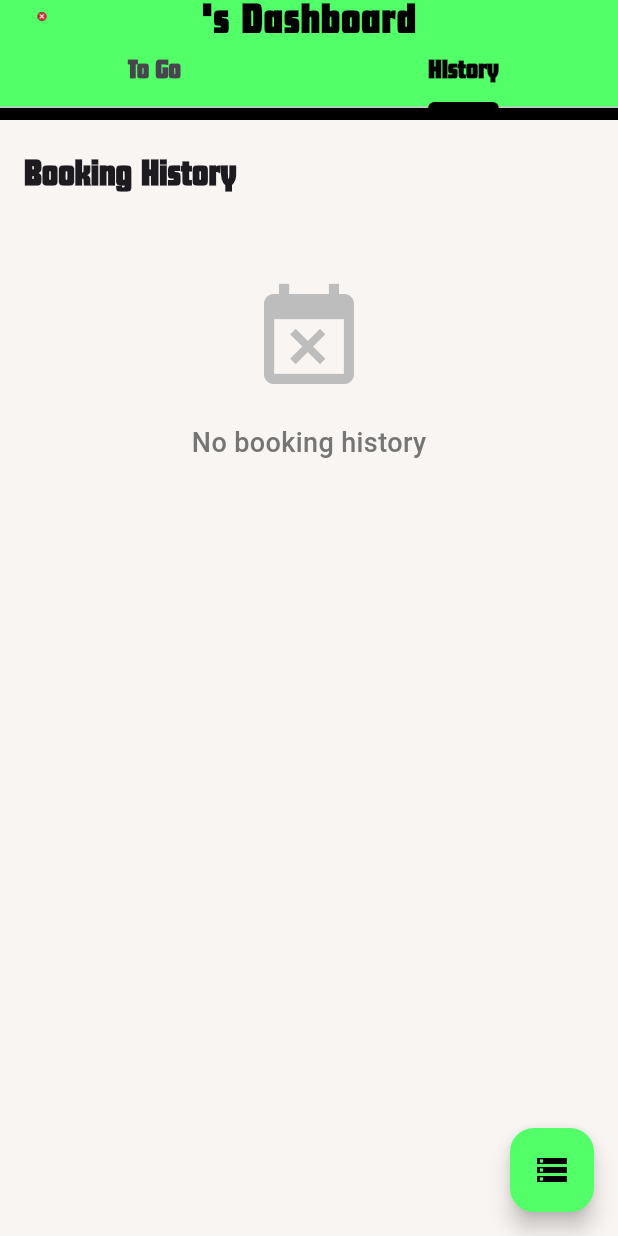
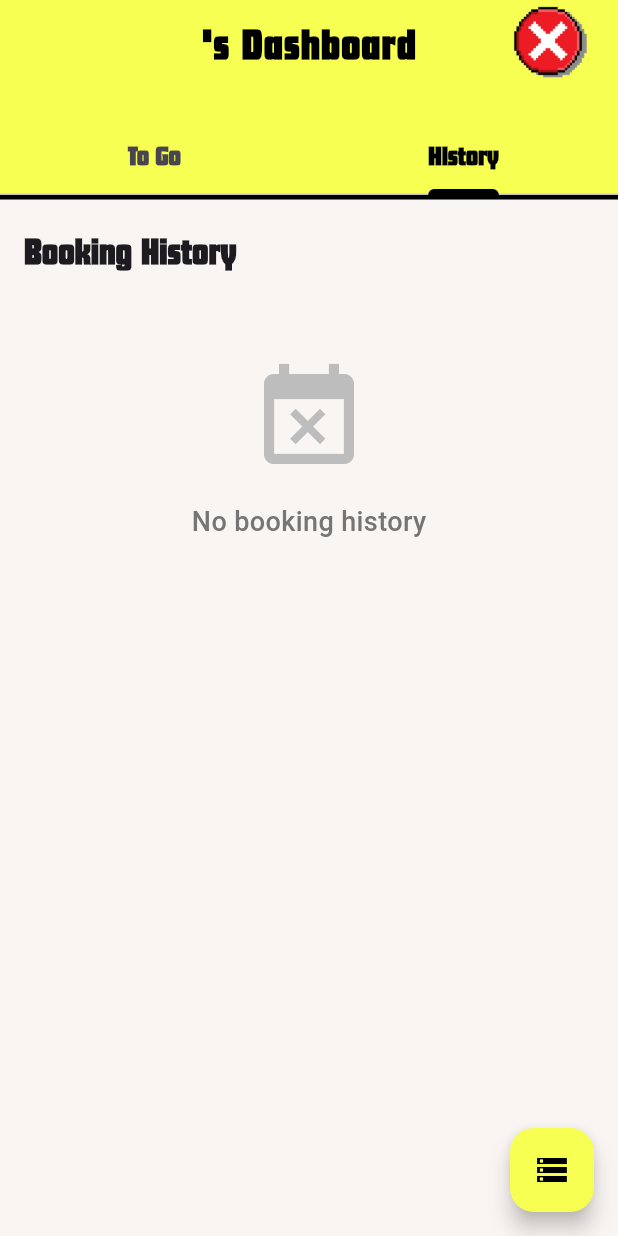
Before and after one commit to stephenrn/WINGR-Rent-A-Boyfriend-App, a Flutter app: the WingmanDashboardPage screen opened directly with empty values, tab 2 chosen, on a phone screen of 412 x 824 dp. Run offline on Flutter 3.47's test engine with Material 3 defaults, Android fonts, the light colour scheme and no system bars; our stand-ins replace shared_preferences, table_calendar; accounts and stored records are empty.

Commit message:
feat: Refactor close button placement in ReceiptPage and WingmanDashboardPage for improved UI

```diff
--- a/lib/wingman_dashboard_page.dart
+++ b/lib/wingman_dashboard_page.dart
@@ -347,14 +347,10 @@ class _WingmanDashboardPageState extends State<WingmanDashboardPage> with Ticker
         preferredSize: const Size.fromHeight(80.0),
         child: Container(
           decoration: const BoxDecoration(
-            color: Color(0xFF52FF68), // Green background for wingman pages
-            border: Border(
-              bottom: BorderSide(
-                color: Colors.black,
-                width: 8.0,
+            color: Color(0xFFF6FF52), // Yellow background
+            // Removed border from here
           ),
-            ),
-          ),
+          child: SafeArea(
             child: AppBar(
               backgroundColor: Colors.transparent,
               elevation: 0,
@@ -369,15 +365,41 @@ class _WingmanDashboardPageState extends State<WingmanDashboardPage> with Ticker
                   letterSpacing: 1,
                 ),
               ),
-            leading: IconButton(
-              icon: Image.asset(
+              // Remove the leading property and move close button to actions
+              automaticallyImplyLeading: false,
+              actions: [
+                // Close button now on the right side and bigger
+                Container(
+                  margin: const EdgeInsets.only(right: 16.0),
+                  width: 60, // Make bigger
+                  height: 60, // Make bigger
+                  child: FittedBox(
+                    fit: BoxFit.contain,
+                    child: GestureDetector(
+                      onTap: () => Navigator.of(context).pop(),
+                      child: Image.asset(
                         'images/closeButton.png',
-                width: 40,
-                height: 40,
+                        width: 60,
+                        height: 60,
                       ),
-              onPressed: () => Navigator.of(context).pop(),
                     ),
-            bottom: TabBar(
+                  ),
+                ),
+              ],
+            ),
+          ),
+        ),
+      ),
+
+      // Body now contains both TabBar and TabBarView
+      body: Column(
+        children: [
+          // TabBar moved from AppBar to body
+          Container(
+            color: const Color(0xFFF6FF52), // Yellow background to match AppBar
+            child: Column(
+              children: [
+                TabBar(
                   controller: _tabController,
                   labelColor: Colors.black,
                   indicatorColor: Colors.black,
@@ -392,11 +414,18 @@ class _WingmanDashboardPageState extends State<WingmanDashboardPage> with Ticker
                     Tab(text: "History"),
                   ],
                 ),
+                // Added thin line below tabs
+                Container(
+                  height: 3.0, // Thinner line
+                  color: Colors.black,
                 ),
+              ],
             ),
           ),
 
-      body: TabBarView(
+          // TabBarView takes remaining space
+          Expanded(
+            child: TabBarView(
               controller: _tabController,
               children: [
                 // To Go Tab
@@ -406,10 +435,13 @@ class _WingmanDashboardPageState extends State<WingmanDashboardPage> with Ticker
                 _buildHistoryTab(),
               ],
             ),
+          ),
+        ],
+      ),
 
       // Floating action button to view local storage data
       floatingActionButton: FloatingActionButton(
-        backgroundColor: const Color(0xFF52FF68),
+        backgroundColor: const Color(0xFFF6FF52), // Yellow to match app bar
         child: const Icon(Icons.storage, color: Colors.black),
         onPressed: () {
           _showLocalStorageViewer();
@@ -545,15 +577,15 @@ class _WingmanDashboardPageState extends State<WingmanDashboardPage> with Ticker
               },
               calendarStyle: const CalendarStyle(
                 markerDecoration: BoxDecoration(
-                  color: Color(0xFF52FF68),
+                  color: Colors.red, // Changed from yellow to red
                   shape: BoxShape.circle,
                 ),
                 todayDecoration: BoxDecoration(
-                  color: Color(0x5552FF68),
+                  color: Color(0x55F6FF52), // Changed from green to yellow with opacity
                   shape: BoxShape.circle,
                 ),
                 selectedDecoration: BoxDecoration(
-                  color: Color(0xFF52FF68),
+                  color: Color(0xFFF6FF52), // Changed from green to yellow
                   shape: BoxShape.circle,
                 ),
               ),
```
Also changed, not shown: lib/receipt_page.dart (+20 -7 lines). Lines whose indentation alone changed are shown as unchanged.
